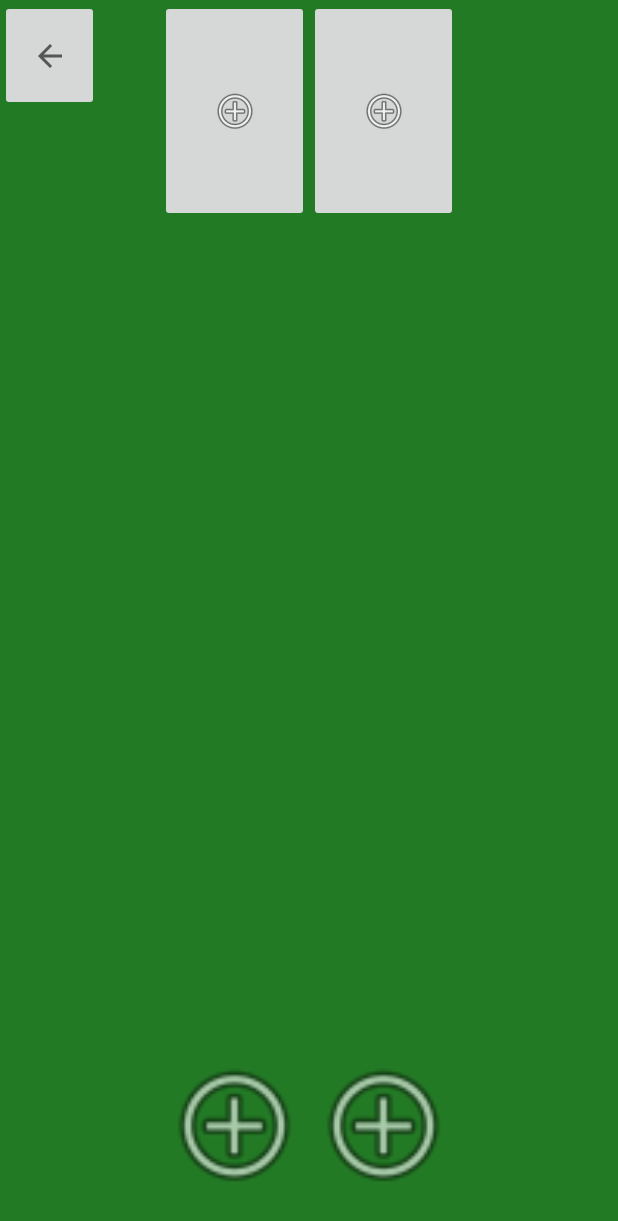
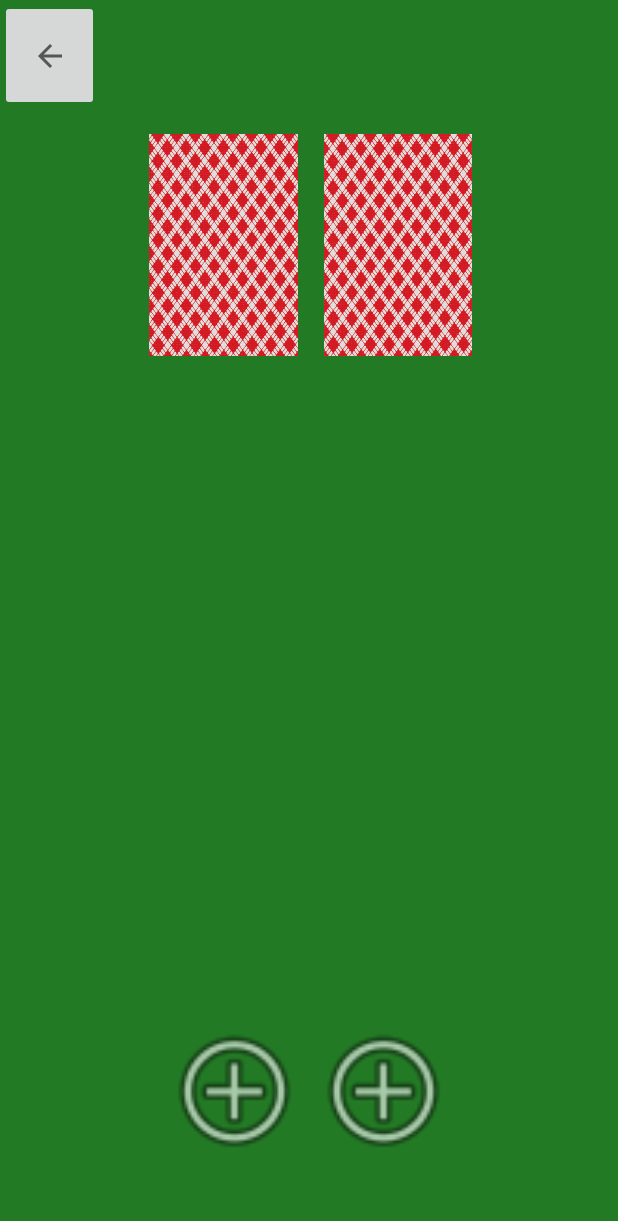
Before and after one commit to kotyangensss/poker_trainer, an Android app: the TrainingActivity screen opened directly, with no data from a screen before it, on a phone screen of 412 x 824 dp. Shown: the top 1221 px of the screen. Run offline under Robolectric (Android 15) with nearby library versions, the light colour scheme and no system bars.

Commit message:
вроде как второй уже коммит

```diff
--- a/app/src/main/java/com/example/pokertrainer/Animation.kt
+++ b/app/src/main/java/com/example/pokertrainer/Animation.kt
@@ -1,10 +1,12 @@
 package com.example.pokertrainer
 
 import android.view.MotionEvent
+import android.view.View
 import android.widget.ImageButton
 import android.widget.ImageView
 
-fun onTouchAnimated(btn : ImageButton) {
+fun onTouchAnimated(vararg buttons: View) {
+    for (btn in buttons) {
         btn.setOnTouchListener { v, event ->
             when (event?.action) {
                 MotionEvent.ACTION_DOWN -> btn.animate().scaleX(1.1f).scaleY(1.1f).duration = 50
@@ -13,13 +15,4 @@ fun onTouchAnimated(btn : ImageButton) {
             v?.onTouchEvent(event) ?: true
         }
     }
-
-fun onTouchImage(img : ImageView) {
-    img.setOnTouchListener { v, event ->
-        when (event?.action) {
-            MotionEvent.ACTION_DOWN -> img.animate().scaleX(0.9f).scaleY(0.9f).duration = 50
-            MotionEvent.ACTION_UP -> img.animate().scaleX(1f).scaleY(1f).duration = 50
 }
-        v?.onTouchEvent(event) ?: true
-    }
-}
--- /dev/null
+++ b/app/src/main/java/com/example/pokertrainer/HideUI.kt
@@ -0,0 +1,15 @@
+package com.example.pokertrainer
+
+import android.view.View
+import android.view.Window
+import androidx.core.view.WindowCompat
+import androidx.core.view.WindowInsetsCompat
+import androidx.core.view.WindowInsetsControllerCompat
+
+fun hideSystemUI(window : Window, mainContainer : View) {
+    WindowCompat.setDecorFitsSystemWindows(window, false)
+    WindowInsetsControllerCompat(window, mainContainer).let { controller ->
+        controller.hide(WindowInsetsCompat.Type.systemBars())
+        controller.systemBarsBehavior = WindowInsetsControllerCompat.BEHAVIOR_SHOW_TRANSIENT_BARS_BY_SWIPE
+    }
+}
--- a/app/src/main/java/com/example/pokertrainer/MainActivity.kt
+++ b/app/src/main/java/com/example/pokertrainer/MainActivity.kt
@@ -4,7 +4,7 @@ import android.app.Dialog
 import android.content.Intent
 import android.media.MediaPlayer
 import android.os.Bundle
-import android.view.MotionEvent
+import android.view.View
 import android.widget.EditText
 import android.widget.ImageButton
 import androidx.appcompat.app.AppCompatActivity
@@ -20,6 +20,7 @@ class MainActivity : AppCompatActivity() {
     override fun onCreate(savedInstanceState: Bundle?) {
         super.onCreate(savedInstanceState)
         supportActionBar?.hide()
+        hideSystemUI(window, View(this))
         setContentView(R.layout.activity_main)
 
         dialog = Dialog(this)
--- a/app/src/main/res/layout/activity_training.xml
+++ b/app/src/main/res/layout/activity_training.xml
@@ -8,28 +8,13 @@
     android:background="#237A25"
     tools:context=".TrainingActivity">
 
-    <ImageButton
-        android:id="@+id/firstCard2"
-        android:layout_width="99.2dp"
-        android:layout_height="148dp"
-        app:layout_constraintEnd_toStartOf="@+id/guideline3"
-        app:layout_constraintTop_toTopOf="parent"
-        app:srcCompat="@android:drawable/ic_menu_add" />
-
     <ImageView
         android:id="@+id/secondCard"
         android:layout_width="99.2dp"
-        android:layout_height="148dp"
+        android:layout_height="0dp"
         app:layout_constraintBottom_toBottomOf="parent"
         app:layout_constraintStart_toStartOf="@+id/guideline3"
-        app:srcCompat="@android:drawable/ic_menu_add" />
-
-    <ImageButton
-        android:id="@+id/secondCard2"
-        android:layout_width="99.2dp"
-        android:layout_height="148dp"
-        app:layout_constraintStart_toStartOf="@+id/guideline3"
-        app:layout_constraintTop_toTopOf="parent"
+        app:layout_constraintTop_toBottomOf="@+id/secondSetCard"
         app:srcCompat="@android:drawable/ic_menu_add" />
 
     <ImageButton
@@ -53,9 +38,10 @@
     <ImageView
         android:id="@+id/firstCard"
         android:layout_width="99.2dp"
-        android:layout_height="148dp"
+        android:layout_height="0dp"
         app:layout_constraintBottom_toBottomOf="parent"
         app:layout_constraintEnd_toStartOf="@+id/guideline3"
+        app:layout_constraintTop_toBottomOf="@+id/firstSetCard"
         app:srcCompat="@android:drawable/ic_menu_add" />
 
     <androidx.constraintlayout.widget.Guideline
@@ -65,4 +51,31 @@
         android:orientation="horizontal"
         app:layout_constraintGuide_begin="450dp" />
 
+    <ImageView
+        android:id="@+id/firstSetCard"
+        android:layout_width="0dp"
+        android:layout_height="0dp"
+        android:layout_marginStart="99dp"
+        android:layout_marginTop="66dp"
+        android:layout_marginEnd="17dp"
+        android:layout_marginBottom="369dp"
+        app:layout_constraintBottom_toTopOf="@+id/firstCard"
+        app:layout_constraintEnd_toStartOf="@+id/secondSetCard"
+        app:layout_constraintStart_toStartOf="parent"
+        app:layout_constraintTop_toTopOf="parent"
+        app:srcCompat="@drawable/back" />
+
+    <ImageView
+        android:id="@+id/secondSetCard"
+        android:layout_width="0dp"
+        android:layout_height="0dp"
+        android:layout_marginTop="66dp"
+        android:layout_marginEnd="97dp"
+        android:layout_marginBottom="369dp"
+        app:layout_constraintBottom_toTopOf="@+id/secondCard"
+        app:layout_constraintEnd_toEndOf="parent"
+        app:layout_constraintStart_toEndOf="@+id/firstSetCard"
+        app:layout_constraintTop_toTopOf="parent"
+        app:srcCompat="@drawable/back" />
+
 </androidx.constraintlayout.widget.ConstraintLayout>
```
Also changed, not shown: app/src/main/java/com/example/pokertrainer/BotActivity.kt (+8 -25 lines), app/src/main/java/com/example/pokertrainer/DialogFuns.kt (deleted, +0 -160 lines), app/src/main/java/com/example/pokertrainer/TrainingActivity.kt (+91 -37 lines). Lines whose indentation alone changed are shown as unchanged.
